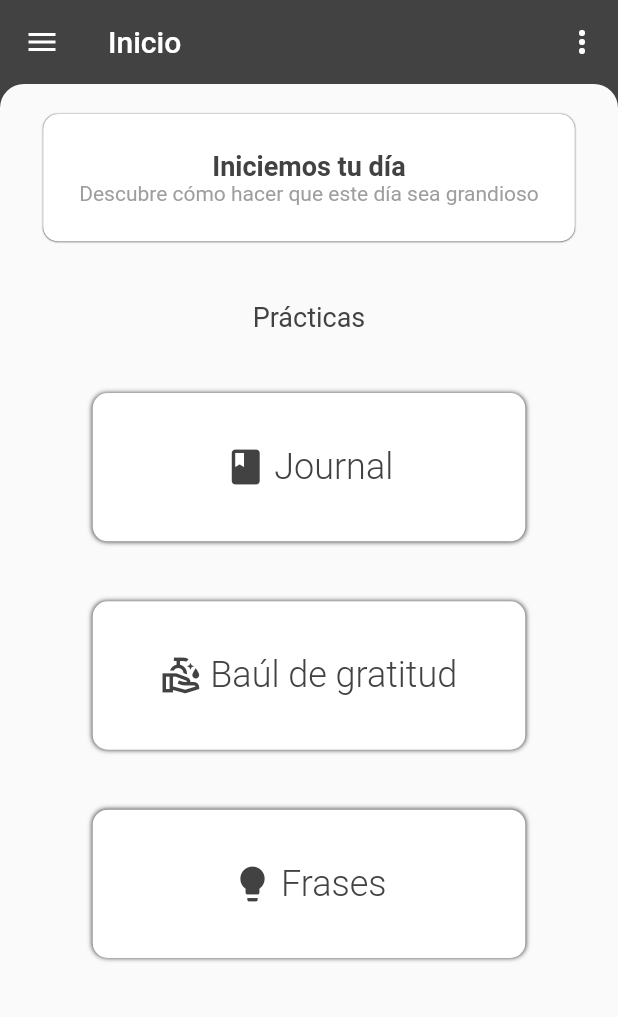
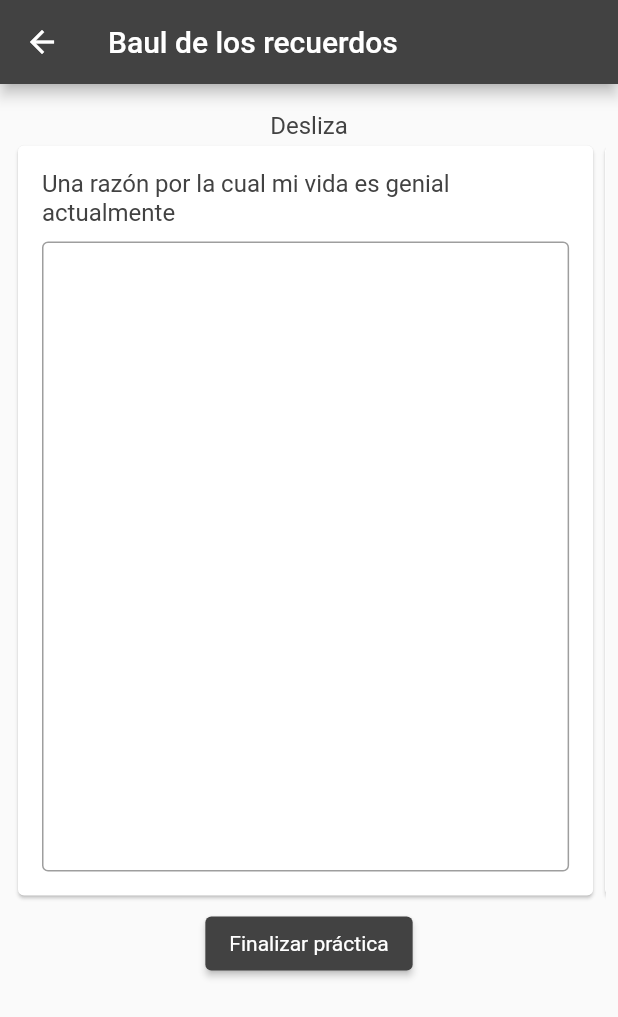
Before and after one commit to ronal2s/app-writer, a Flutter app: the ContainerView screen opened by its route, after a tap on "Baúl de gratitud", on a phone screen of 412 x 824 dp. Shown: the top 1017 px of the screen. Run offline on Flutter 3.47's test engine with Material 2 defaults, Android fonts, the phone set to English and light mode, and no system bars; drawn by our look-alikes of backdrop; our stand-ins replace badges, charts_flutter, flutter_map, flutter_svg, latlong, location and 2 more; missing offline and left inert: encrypt; accounts and stored records are empty; project files that could hold a hidden picture were left out.

Commit message:
baul de los recuerdos view

```diff
--- /dev/null
+++ b/lib/views/baul/baul.view.dart
@@ -0,0 +1,136 @@
+import 'package:cuts/utils/const.dart';
+import 'package:cuts/utils/functions.dart';
+import 'package:cuts/views/baul/components/baulCard.dart';
+import 'package:cuts/views/home/components/home_button.dart';
+import 'package:cuts/views/journal/journal_form.view.dart';
+import 'package:cuts/widgets/elevated_button.dart';
+import 'package:cuts/widgets/keyboard_container.dart';
+import 'package:cuts/widgets/text.dart';
+import 'package:cuts/widgets/textfield.dart';
+import 'package:flutter/material.dart';
+import 'package:lottie/lottie.dart';
+
+class BaulView extends StatelessWidget {
+  String answer1 = '';
+  String answer2 = '';
+  String answer3 = '';
+  final formKey = new GlobalKey<FormState>();
+  @override
+  Widget build(BuildContext context) {
+    Size size = MediaQuery.of(context).size;
+
+    void onEndPractice() {
+      showAlert(context,
+          title: 'Antes de continuar...',
+          content: Container(
+            height: size.height * 0.15,
+            child: Column(
+              children: [
+                MyText(
+                  '¿Le gustaría escribir en su Journal sobre lo que ha reflexionado?',
+                  color: PRIMARY_COLOR,
+                ),
+                SizedBox(height: DEFAULT_SPACE * 2),
+                HomeButton(
+                  height: 50,
+                  fontSize: 18,
+                  iconSize: 24,
+                  icon: Icons.add,
+                  text: 'Entrada Nueva',
+                  onPressed: () {
+                    popView(context);
+                    popView(context);
+                    pushView(context, view: JournalForm());
+                  },
+                ),
+              ],
+            ),
+          ),
+          buttons: [
+            TextButton(
+              onPressed: () {
+                popView(context);
+                popView(context);
+              },
+              child: Text('Finalizar práctica'),
+              style: TextButton.styleFrom(primary: PRIMARY_COLOR),
+            ),
+          ]);
+    }
+
+    return Scaffold(
+      appBar: AppBar(
+        title: Text('Baul de los recuerdos'),
+      ),
+      body: KeyboardContainer(
+        child: Container(
+          width: double.infinity,
+          padding: EdgeInsets.all(DEFAULT_PADDING),
+          child: SingleChildScrollView(
+            child: Form(
+              key: formKey,
+              child: Column(
+                // mainAxisAlignment: MainAxisAlignment.center,
+                // crossAxisAlignment: CrossAxisAlignment.center,
+                children: [
+                  // Lottie.asset(
+                  //   'assets/lotties/woman_thinking.json',
+                  //   width: size.width * 0.6,
+                  // ),
+                  SizedBox(height: DEFAULT_SPACE),
+                  MyText(
+                    'Desliza',
+                    color: PRIMARY_COLOR,
+                    fontSize: 16,
+                  ),
+                  SingleChildScrollView(
+                    scrollDirection: Axis.horizontal,
+                    child: Wrap(
+                      children: [
+                        BaulCard(
+                            label:
+                                'Una razón por la cual mi vida es genial actualmente',
+                            onSaved: (value) {
+                              answer1 = value;
+                            }),
+                        BaulCard(
+                            label:
+                                'Una persona cuya presencia hace mi vida más increíble',
+                            onSaved: (value) {
+                              answer2 = value;
+                            }),
+                        BaulCard(
+                            label:
+                                'Un recuerdo inolvidable que atesoro',
+                            onSaved: (value) {
+                              answer3 = value;
+                            }),
+                        BaulCard(
+                            label:
+                                'Escribe una carta de agradecimiento a alguien de quien estés agradecido de tener en tu vida',
+                            onSaved: (value) {
+                              // answer3 = value;
+                            }),
+                        BaulCard(
+                            label:
+                                'Por qué quieres dar gracias hoy?',
+                            onSaved: (value) {
+                              // answer3 = value;
+                            }),
+                      ],
+                    ),
+                  ),
+                  SizedBox(height: DEFAULT_SPACE),
+                  MyElevatedButton(
+                    text: 'Finalizar práctica',
+                    onPressed: onEndPractice,
+                  )
+                ],
+              ),
+            ),
+          ),
+        ),
+      ),
+    );
+  }
+}
--- /dev/null
+++ b/lib/views/baul/components/baulCard.dart
@@ -0,0 +1,50 @@
+import 'package:cuts/utils/const.dart';
+import 'package:cuts/widgets/keyboard_container.dart';
+import 'package:cuts/widgets/text.dart';
+import 'package:cuts/widgets/textfield.dart';
+import 'package:flutter/material.dart';
+
+class BaulCard extends StatelessWidget {
+  final String label;
+  final String value;
+  final Function onSaved;
+
+  BaulCard({
+    @required this.label,
+    this.value,
+    this.onSaved,
+  });
+
+  @override
+  Widget build(BuildContext context) {
+
+    Size size = MediaQuery.of(context).size;
+    return Container(
+      constraints: BoxConstraints(
+        minHeight: size.height * 0.3,
+        maxWidth: size.width * 0.95,
+      ),
+      child: Card(
+        child: Padding(
+            padding: EdgeInsets.all(DEFAULT_PADDING*2),
+            child: Column(
+              children: [
+                MyText(
+                  label,
+                  color: PRIMARY_COLOR,
+                  fontSize: 16,
+                ),
+                SizedBox(height: DEFAULT_SPACE),
+                MyTextField(
+                  label: '',
+                  autoGrow: true,
+                  minLines: 20,
+                  border: OutlineInputBorder(),
+                  onSaved: onSaved,
+                )
+              ],
+            )),
+      ),
+    );
+  }
+}
--- a/lib/views/home/home.view.dart
+++ b/lib/views/home/home.view.dart
@@ -1,5 +1,6 @@
 import 'package:cuts/utils/const.dart';
 import 'package:cuts/utils/functions.dart';
+import 'package:cuts/views/baul/baul.view.dart';
 import 'package:cuts/views/home/components/home_button.dart';
 import 'package:cuts/views/journal/journal.view.dart';
 import 'package:cuts/views/phrases/phrases.view.dart';
@@ -56,6 +57,9 @@ class HomeView extends StatelessWidget {
           HomeButton(
             icon: Icons.clean_hands_outlined,
             text: 'Baúl de gratitud',
+            onPressed: () {
+              pushView(context, view: BaulView());
+            },
           ),
           SizedBox(height: DEFAULT_SPACE * 4),
           HomeButton(
--- a/lib/widgets/textfield.dart
+++ b/lib/widgets/textfield.dart
@@ -21,6 +21,7 @@ class MyTextField extends StatelessWidget {
   final Widget suffixIcon;
   final String hintText;
   final TextInputAction textInputAction;
+  final int minLines;
 
   const MyTextField({
     Key key,
@@ -44,6 +45,7 @@ class MyTextField extends StatelessWidget {
     this.suffixIcon,
     this.textInputAction,
     this.onEditingComplete,
+    this.minLines,
   });
 
   @override
@@ -57,6 +59,7 @@ class MyTextField extends StatelessWidget {
       obscureText: isPassword is bool && isPassword,
       textInputAction: textInputAction,
       onEditingComplete: onEditingComplete,
+      minLines: minLines,
       onChanged: (value) => onChanged is Function ? onChanged(value) : () {},
       decoration: InputDecoration(
         labelText: label,
```
Also changed, not shown: 3 other files.
